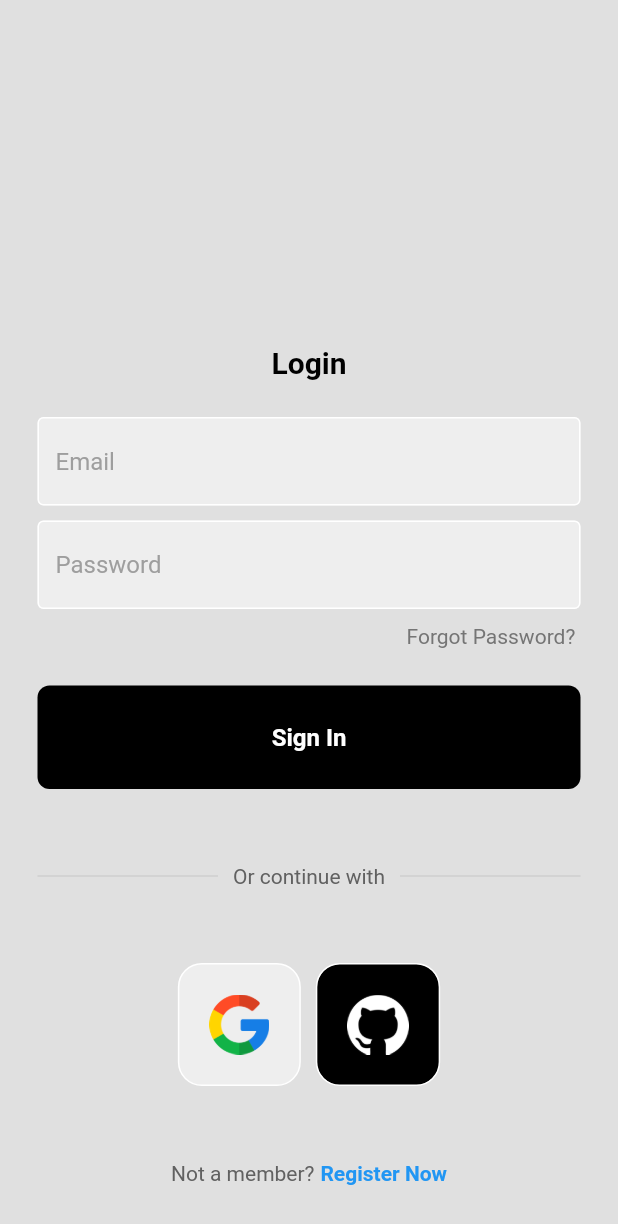
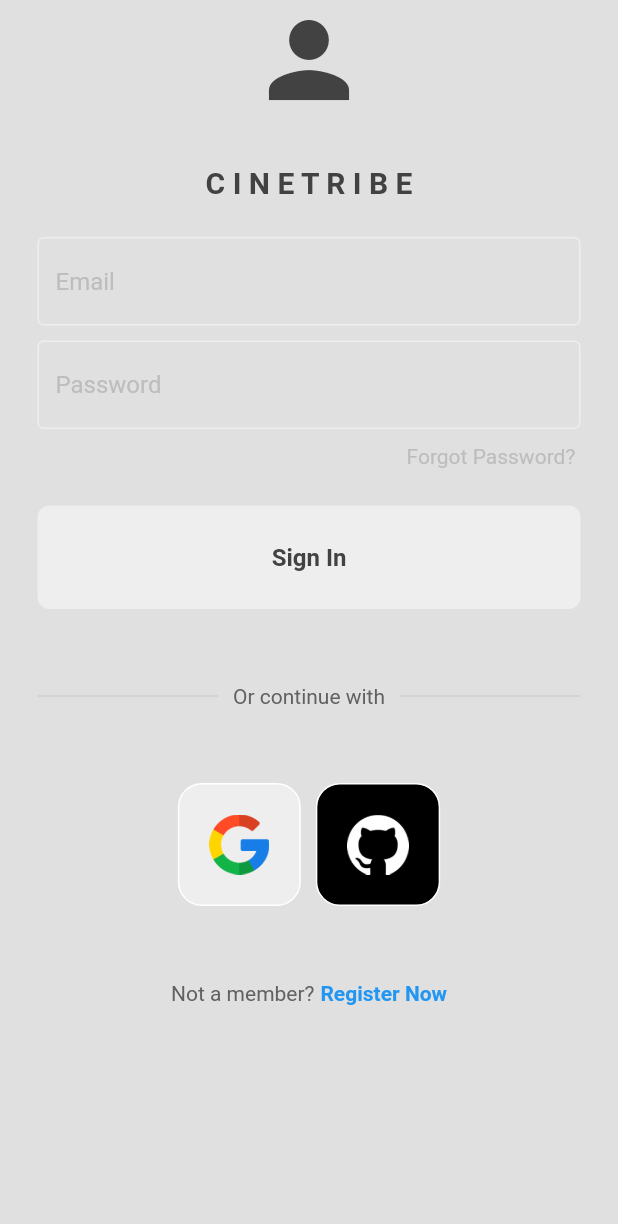
Before and after one commit to j3rryl/cinetribe-mobile, a Flutter app: the screen it shows after launch, on a phone screen of 412 x 824 dp. Shown: the top 1224 px of the screen. Run offline on Flutter 3.47's test engine with Material 2 defaults, Android fonts, the phone set to English and light mode, and no system bars.

Commit message:
login page

```diff
--- a/lib/components/my_button.dart
+++ b/lib/components/my_button.dart
@@ -1,25 +1,24 @@
 import 'package:flutter/material.dart';
 
 class MyButton extends StatelessWidget {
+  final String text;
   final Function()? onTap;
-  const MyButton({super.key, required this.onTap});
+  const MyButton({super.key, required this.onTap, required this.text});
 
   @override
   Widget build(BuildContext context) {
     return GestureDetector(
         onTap: onTap,
         child: Container(
-            padding: EdgeInsets.all(25),
-            margin: EdgeInsets.symmetric(horizontal: 25),
+            padding: const EdgeInsets.all(25),
+            margin: const EdgeInsets.symmetric(horizontal: 25),
             decoration: BoxDecoration(
-                color: Colors.black, borderRadius: BorderRadius.circular(8)),
+                color: Theme.of(context).colorScheme.primary,
+                borderRadius: BorderRadius.circular(8)),
             child: Center(
                 child: Text(
-              "Sign In",
-              style: TextStyle(
-                  color: Colors.white,
-                  fontWeight: FontWeight.bold,
-                  fontSize: 16),
+              text,
+              style: const TextStyle(fontWeight: FontWeight.bold, fontSize: 16),
             ))));
   }
 }
--- a/lib/components/my_textfield.dart
+++ b/lib/components/my_textfield.dart
@@ -19,15 +19,18 @@ class MyTextField extends StatelessWidget {
           obscureText: obscureText,
           decoration: InputDecoration(
               enabledBorder: OutlineInputBorder(
-                borderSide: BorderSide(color: Colors.white),
+                borderSide:
+                    BorderSide(color: Theme.of(context).colorScheme.primary),
               ),
               focusedBorder: OutlineInputBorder(
-                borderSide: BorderSide(color: Colors.grey.shade400),
+                borderSide:
+                    BorderSide(color: Theme.of(context).colorScheme.secondary),
               ),
-              fillColor: Colors.grey.shade200,
+              fillColor: Theme.of(context).colorScheme.background,
               filled: true,
               hintText: hintText,
-              hintStyle: TextStyle(color: Colors.grey[500])),
+              hintStyle:
+                  TextStyle(color: Theme.of(context).colorScheme.secondary)),
         ));
   }
 }
--- a/lib/views/auth/login_view.dart
+++ b/lib/views/auth/login_view.dart
@@ -59,23 +59,20 @@ class _LoginPageState extends State<LoginPage> {
   @override
   Widget build(BuildContext context) {
     return Scaffold(
-        backgroundColor: Colors.grey[300],
+        backgroundColor: Theme.of(context).colorScheme.background,
         body: SafeArea(
             child: SingleChildScrollView(
                 child: Center(
                     child: Column(
                         mainAxisAlignment: MainAxisAlignment.center,
                         children: [
-              Container(
-                height: 200,
-                width: 400,
-                // child: Lottie.asset('assets/animations/animated_lock.json'),
-              ),
+              Icon(Icons.person,
+                  size: 80,
+                  color: Theme.of(context).colorScheme.inversePrimary),
               const SizedBox(height: 30),
               const Text(
-                'Login',
+                'C I N E T R I B E',
                 style: TextStyle(
-                  color: Colors.black,
                   fontWeight: FontWeight.bold,
                   fontSize: 20,
                 ),
@@ -100,7 +97,8 @@ class _LoginPageState extends State<LoginPage> {
                   mainAxisAlignment: MainAxisAlignment.end,
                   children: [
                     Text('Forgot Password? ',
-                        style: TextStyle(color: Colors.grey[600]))
+                        style: TextStyle(
+                            color: Theme.of(context).colorScheme.secondary))
                   ],
                 ),
               ),
@@ -108,6 +106,7 @@ class _LoginPageState extends State<LoginPage> {
                 height: 25,
               ),
               MyButton(
+                text: "Sign In",
                 onTap: signIn,
               ),
               const SizedBox(
```
